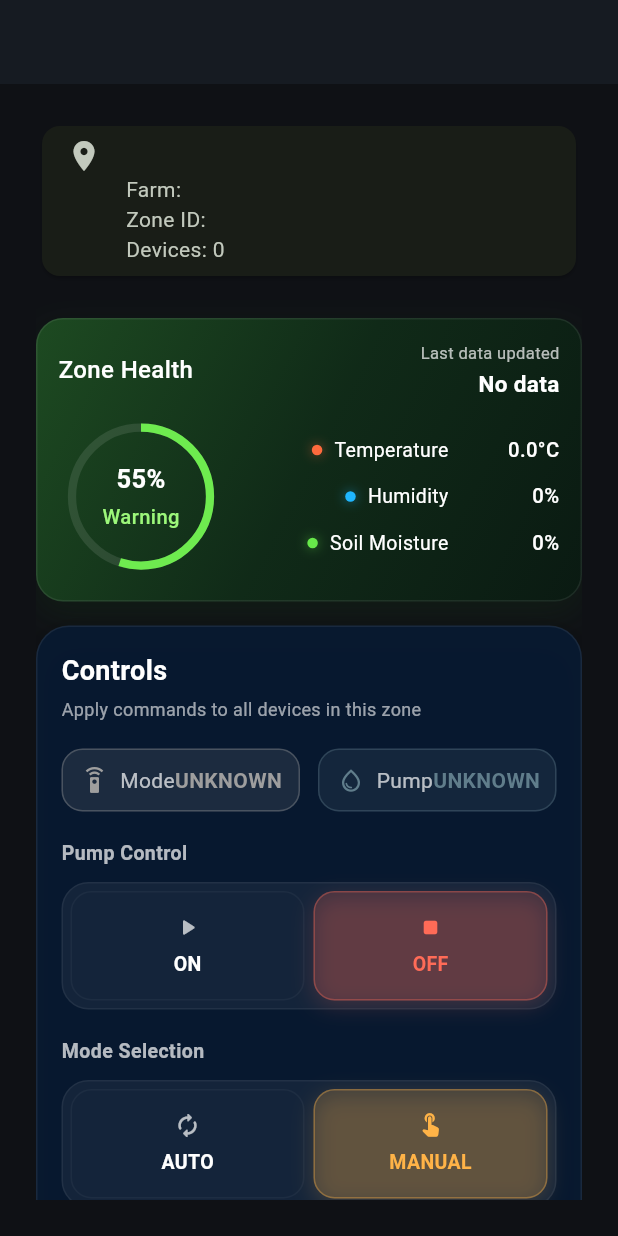
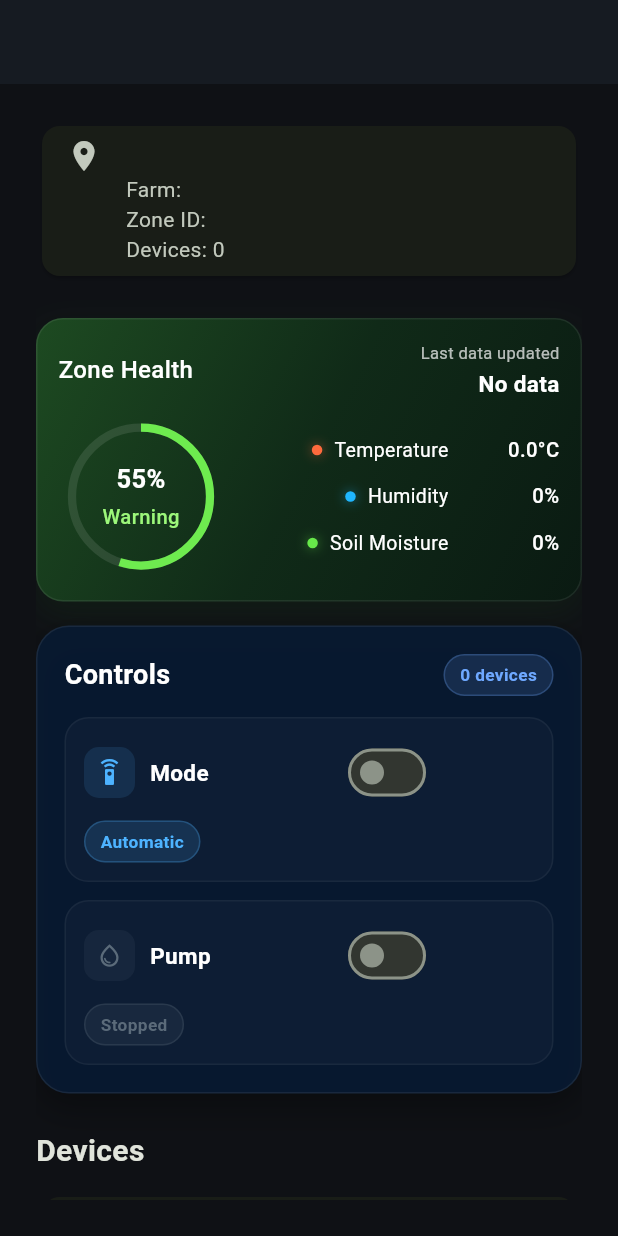
Before and after one commit to akhil7challa/SmartAgriculture_Monitoring, a Flutter app: the ZoneDetailsScreen screen opened directly with empty values, on a phone screen of 412 x 824 dp. Run offline on Flutter 3.47's test engine with Material 3 defaults, Android fonts, the phone set to English and light mode, and no system bars; our stand-ins replace firebase_core, firebase_database, fl_chart, go_router; accounts and stored records are empty.

Commit message:
Made Zone health and devices in one column and controls in another column for better look

```diff
--- a/lib/features/zones/zone_details_screen.dart
+++ b/lib/features/zones/zone_details_screen.dart
@@ -202,6 +202,14 @@ class _ZoneDetailsScreenState extends State<ZoneDetailsScreen> {
         _isApplyingMode = false;
       });
     }
+  }
+
+  Future<void> _toggleMode(bool isManual) async {
+    await _setModeForZone(isManual ? "MANUAL" : "AUTO");
+  }
+
+  Future<void> _togglePump(bool isOn) async {
+    await _setPumpForZone(isOn ? "ON" : "OFF");
   }
 
   Future<void> _startPumpNow() async {
@@ -479,22 +487,11 @@ class _ZoneDetailsScreenState extends State<ZoneDetailsScreen> {
   Color _pumpColor(String pumpStatus) {
     switch (pumpStatus.toUpperCase()) {
       case 'ON':
-        return const Color(0xFF59E36A);
+        return const Color(0xFF4CD964);
       case 'OFF':
-        return Colors.grey;
+        return const Color(0xFF8B94A3);
       default:
-        return Colors.blueGrey;
-    }
-  }
-
-  Color _modeColor(String mode) {
-    switch (mode.toUpperCase()) {
-      case 'AUTO':
-        return const Color(0xFF4DB3FF);
-      case 'MANUAL':
-        return const Color(0xFFFFB347);
-      default:
-        return Colors.grey;
+        return const Color(0xFF5B6B7A);
     }
   }
 
@@ -504,6 +501,7 @@ class _ZoneDetailsScreenState extends State<ZoneDetailsScreen> {
     BorderRadius? radius,
   }) {
     return Container(
+      width: double.infinity,
       padding: padding ?? const EdgeInsets.all(16),
       decoration: BoxDecoration(
         color: const Color(0xFF071A33).withOpacity(0.88),
@@ -523,6 +521,7 @@ class _ZoneDetailsScreenState extends State<ZoneDetailsScreen> {
 
   Widget _greenHealthPanel({required Widget child}) {
     return Container(
+      width: double.infinity,
       padding: const EdgeInsets.all(14),
       decoration: BoxDecoration(
         borderRadius: BorderRadius.circular(18),
@@ -731,145 +730,181 @@ class _ZoneDetailsScreenState extends State<ZoneDetailsScreen> {
     );
   }
 
-  Widget _controlSectionLabel(String title) {
-    return Text(
-      title,
-      style: const TextStyle(
-        color: Colors.white70,
-        fontSize: 13,
-        fontWeight: FontWeight.w600,
-        letterSpacing: 0.3,
+  Widget _buildInfoChip({
+    required String text,
+    required Color color,
+  }) {
+    return Container(
+      padding: const EdgeInsets.symmetric(horizontal: 10, vertical: 5),
+      decoration: BoxDecoration(
+        color: color.withOpacity(0.14),
+        borderRadius: BorderRadius.circular(999),
+        border: Border.all(color: color.withOpacity(0.25)),
       ),
-    );
-  }
-
-  Widget _segmentButton({
-    required String label,
-    required IconData icon,
-    required bool selected,
-    required Color selectedColor,
-    required VoidCallback? onTap,
-    bool loading = false,
-  }) {
-    final bool isDisabled = onTap == null && !loading;
-
-    return InkWell(
-      borderRadius: BorderRadius.circular(14),
-      onTap: loading ? null : onTap,
-      child: AnimatedContainer(
-        duration: const Duration(milliseconds: 220),
-        curve: Curves.easeInOut,
-        padding: const EdgeInsets.symmetric(vertical: 14, horizontal: 10),
-        decoration: BoxDecoration(
-          borderRadius: BorderRadius.circular(14),
-          color: isDisabled
-              ? Colors.white.withOpacity(0.03)
-              : selected
-                  ? selectedColor.withOpacity(0.18)
-                  : Colors.transparent,
-          border: Border.all(
-            color: isDisabled
-                ? Colors.white.withOpacity(0.03)
-                : selected
-                    ? selectedColor.withOpacity(0.35)
-                    : Colors.white.withOpacity(0.04),
-          ),
-          boxShadow: selected && !isDisabled
-              ? [
-                  BoxShadow(
-                    color: selectedColor.withOpacity(0.18),
-                    blurRadius: 12,
-                    offset: const Offset(0, 4),
-                  ),
-                ]
-              : [],
-        ),
-        child: Column(
-          children: [
-            if (loading)
-              SizedBox(
-                height: 18,
-                width: 18,
-                child: CircularProgressIndicator(
-                  strokeWidth: 2,
-                  valueColor: AlwaysStoppedAnimation(
-                    selected ? selectedColor : Colors.white70,
-                  ),
-                ),
-              )
-            else
-              Icon(
-                icon,
-                color: isDisabled
-                    ? Colors.white30
-                    : selected
-                        ? selectedColor
-                        : Colors.white70,
-                size: 18,
-              ),
-            const SizedBox(height: 6),
-            Text(
-              label,
+      child: Text(
+        text,
         style: TextStyle(
-                color: isDisabled
-                    ? Colors.white30
-                    : selected
-                        ? selectedColor
-                        : Colors.white,
-                fontSize: 13,
-                fontWeight: FontWeight.bold,
-              ),
-            ),
-          ],
+          color: color,
+          fontSize: 11.5,
+          fontWeight: FontWeight.w700,
         ),
       ),
     );
   }
 
-  Widget _buildSegmentedToggle({
-    required String leftLabel,
-    required String rightLabel,
-    required String selectedValue,
-    required Color leftColor,
-    required Color rightColor,
-    required VoidCallback? onLeftTap,
-    required VoidCallback? onRightTap,
-    required IconData leftIcon,
-    required IconData rightIcon,
-    bool loading = false,
+  Widget _buildInlineControlSection({
+    required String title,
+    required IconData icon,
+    required Color iconColor,
+    required String status,
+    required bool switchValue,
+    required ValueChanged<bool>? onChanged,
+    required bool loading,
   }) {
+    final bool disabled = onChanged == null && !loading;
+
     return Container(
-      padding: const EdgeInsets.all(5),
+      width: double.infinity,
+      padding: const EdgeInsets.all(12),
       decoration: BoxDecoration(
+        color: Colors.white.withOpacity(0.025),
+        borderRadius: BorderRadius.circular(16),
+        border: Border.all(
           color: Colors.white.withOpacity(0.05),
-        borderRadius: BorderRadius.circular(18),
-        border: Border.all(color: Colors.white.withOpacity(0.06)),
-      ),
-      child: Row(
-        children: [
-          Expanded(
-            child: _segmentButton(
-              label: leftLabel,
-              icon: leftIcon,
-              selected: selectedValue == leftLabel,
-              selectedColor: leftColor,
-              onTap: onLeftTap,
-              loading: loading && selectedValue == leftLabel,
         ),
       ),
-          const SizedBox(width: 6),
+      child: Column(
+        crossAxisAlignment: CrossAxisAlignment.start,
+        mainAxisSize: MainAxisSize.min,
+        children: [
+          Row(
+            children: [
+              Container(
+                width: 34,
+                height: 34,
+                decoration: BoxDecoration(
+                  color: disabled
+                      ? Colors.white.withOpacity(0.05)
+                      : iconColor.withOpacity(0.12),
+                  borderRadius: BorderRadius.circular(10),
+                ),
+                child: Icon(
+                  icon,
+                  color: disabled ? Colors.white38 : iconColor,
+                  size: 18,
+                ),
+              ),
+              const SizedBox(width: 10),
               Expanded(
-            child: _segmentButton(
-              label: rightLabel,
-              icon: rightIcon,
-              selected: selectedValue == rightLabel,
-              selectedColor: rightColor,
-              onTap: onRightTap,
-              loading: loading && selectedValue == rightLabel,
+                child: Text(
+                  title,
+                  style: TextStyle(
+                    color: disabled ? Colors.white54 : Colors.white,
+                    fontSize: 15,
+                    fontWeight: FontWeight.w700,
+                  ),
+                ),
+              ),
+              if (loading)
+                const SizedBox(
+                  height: 18,
+                  width: 18,
+                  child: CircularProgressIndicator(strokeWidth: 2),
+                )
+              else
+                Flexible(
+                  child: FittedBox(
+                    fit: BoxFit.scaleDown,
+                    child: Switch(
+                      value: switchValue,
+                      onChanged: onChanged,
+                      activeColor: iconColor,
+                    ),
                   ),
                 ),
             ],
           ),
+          const SizedBox(height: 8),
+          _buildInfoChip(
+            text: status,
+            color: disabled ? Colors.white38 : iconColor,
+          ),
+        ],
+      ),
+    );
+  }
+
+  Widget _buildControlsHeader() {
+    return Row(
+      children: [
+        const Expanded(
+          child: Text(
+            "Controls",
+            style: TextStyle(
+              color: Colors.white,
+              fontSize: 18,
+              fontWeight: FontWeight.bold,
+            ),
+          ),
+        ),
+        _buildInfoChip(
+          text: "${_devices.length} devices",
+          color: const Color(0xFF6EA8FF),
+        ),
+      ],
+    );
+  }
+
+  Widget _buildIntegratedControlsRow() {
+    final isManual = _zoneMode.toUpperCase() == "MANUAL";
+    final isPumpOn = _zonePump.toUpperCase() == "ON";
+    final isPumpDisabled = _zoneMode.toUpperCase() == "AUTO" || _isApplyingMode;
+
+    return LayoutBuilder(
+      builder: (context, constraints) {
+        final wide = constraints.maxWidth > 700;
+
+        final modeSection = _buildInlineControlSection(
+          title: "Mode",
+          icon: Icons.settings_remote,
+          iconColor:
+              isManual ? const Color(0xFFFFB347) : const Color(0xFF4DB3FF),
+          status: isManual ? "Manual" : "Automatic",
+          switchValue: isManual,
+          onChanged: _isApplyingMode ? null : _toggleMode,
+          loading: _isApplyingMode,
+        );
+
+        final pumpSection = _buildInlineControlSection(
+          title: "Pump",
+          icon: Icons.water_drop_outlined,
+          iconColor: _pumpColor(_zonePump),
+          status: isPumpOn ? "Running" : "Stopped",
+          switchValue: isPumpOn,
+          onChanged: isPumpDisabled ? null : _togglePump,
+          loading: _isApplyingPump,
+        );
+
+        if (wide) {
+          return Row(
+            crossAxisAlignment: CrossAxisAlignment.start,
+            children: [
+              Expanded(child: modeSection),
+              const SizedBox(width: 12),
+              Expanded(child: pumpSection),
+            ],
+          );
+        }
+
+        return Column(
+          crossAxisAlignment: CrossAxisAlignment.stretch,
+          children: [
+            modeSection,
+            const SizedBox(height: 12),
+            pumpSection,
+          ],
+        );
+      },
     );
   }
 
@@ -920,7 +955,14 @@ class _ZoneDetailsScreenState extends State<ZoneDetailsScreen> {
   Widget _buildManualScheduleCard() {
     final localizations = MaterialLocalizations.of(context);
 
-    return _glassPanel(
+    return Container(
+      width: double.infinity,
+      padding: const EdgeInsets.all(16),
+      decoration: BoxDecoration(
+        color: Colors.white.withOpacity(0.025),
+        borderRadius: BorderRadius.circular(18),
+        border: Border.all(color: Colors.white.withOpacity(0.05)),
+      ),
       child: Column(
         crossAxisAlignment: CrossAxisAlignment.start,
         children: [
@@ -928,19 +970,19 @@ class _ZoneDetailsScreenState extends State<ZoneDetailsScreen> {
             "Schedule Watering",
             style: TextStyle(
               color: Colors.white,
-              fontSize: 18,
+              fontSize: 17,
               fontWeight: FontWeight.bold,
             ),
           ),
           const SizedBox(height: 4),
           const Text(
-            "Set when the pump should start and how long it should stay ON",
+            "Set when the pump should start and how long it should stay running",
             style: TextStyle(
               color: Colors.white60,
               fontSize: 12,
             ),
           ),
-          const SizedBox(height: 18),
+          const SizedBox(height: 16),
           _scheduleTile(
             title: "Start Time",
             value: _startTime == null
@@ -951,7 +993,7 @@ class _ZoneDetailsScreenState extends State<ZoneDetailsScreen> {
           ),
           const SizedBox(height: 10),
           _scheduleTile(
-            title: "Duration ON",
+            title: "Run Duration",
             value: _formatDuration(_pumpOnDuration),
             icon: Icons.play_circle_outline,
             onTap: _pickOnDuration,
@@ -971,7 +1013,7 @@ class _ZoneDetailsScreenState extends State<ZoneDetailsScreen> {
                 style: TextStyle(color: Colors.white),
               ),
               subtitle: const Text(
-                "Enable this schedule every day",
+                "Run this schedule every day",
                 style: TextStyle(color: Colors.white60),
               ),
               value: _repeatDaily,
@@ -1017,7 +1059,7 @@ class _ZoneDetailsScreenState extends State<ZoneDetailsScreen> {
                 ),
                 const SizedBox(height: 6),
                 Text(
-                  "ON for ${_formatDuration(_pumpOnDuration)} • Then turns OFF until next start time",
+                  "Runs for ${_formatDuration(_pumpOnDuration)} before stopping automatically",
                   style: const TextStyle(
                     color: Colors.white60,
                     fontSize: 12,
@@ -1077,159 +1119,17 @@ class _ZoneDetailsScreenState extends State<ZoneDetailsScreen> {
   }
 
   Widget _buildControlsCard() {
-    final bool isPumpControlDisabled =
-        _zoneMode.toUpperCase() == "AUTO" || _isApplyingMode;
-
     return _glassPanel(
+      padding: const EdgeInsets.all(18),
       child: Column(
         crossAxisAlignment: CrossAxisAlignment.start,
+        mainAxisSize: MainAxisSize.min,
         children: [
-          const Text(
-            "Controls",
-            style: TextStyle(
-              color: Colors.white,
-              fontSize: 18,
-              fontWeight: FontWeight.bold,
-            ),
-          ),
-          const SizedBox(height: 4),
-          const Text(
-            "Apply commands to all devices in this zone",
-            style: TextStyle(
-              color: Colors.white60,
-              fontSize: 12,
-            ),
-          ),
-          const SizedBox(height: 18),
-          Row(
-            children: [
-              Expanded(
-                child: Container(
-                  padding:
-                      const EdgeInsets.symmetric(horizontal: 12, vertical: 10),
-                  decoration: BoxDecoration(
-                    color: _modeColor(_zoneMode).withOpacity(0.14),
-                    borderRadius: BorderRadius.circular(14),
-                    border: Border.all(
-                      color: _modeColor(_zoneMode).withOpacity(0.35),
-                    ),
-                  ),
-                  child: Row(
-                    children: [
-                      Icon(
-                        Icons.settings_remote,
-                        color: _modeColor(_zoneMode),
-                        size: 18,
-                      ),
-                      const SizedBox(width: 8),
-                      const Text(
-                        "Mode",
-                        style: TextStyle(color: Colors.white70),
-                      ),
-                      const Spacer(),
-                      Text(
-                        _zoneMode,
-                        style: TextStyle(
-                          color: _modeColor(_zoneMode),
-                          fontWeight: FontWeight.bold,
-                        ),
-                      ),
-                    ],
-                  ),
-                ),
-              ),
-              const SizedBox(width: 12),
-              Expanded(
-                child: Container(
-                  padding:
-                      const EdgeInsets.symmetric(horizontal: 12, vertical: 10),
-                  decoration: BoxDecoration(
-                    color: _pumpColor(_zonePump).withOpacity(0.14),
-                    borderRadius: BorderRadius.circular(14),
-                    border: Border.all(
-                      color: _pumpColor(_zonePump).withOpacity(0.35),
-                    ),
-                  ),
-                  child: Row(
-                    children: [
-                      Icon(
-                        Icons.water_drop_outlined,
-                        color: _pumpColor(_zonePump),
-                        size: 18,
-                      ),
-                      const SizedBox(width: 8),
-                      const Text(
-                        "Pump",
-                        style: TextStyle(color: Colors.white70),
-                      ),
-                      const Spacer(),
-                      Text(
-                        _zonePump,
-                        style: TextStyle(
-                          color: _pumpColor(_zonePump),
-                          fontWeight: FontWeight.bold,
-                        ),
-                      ),
-                    ],
-                  ),
-                ),
-              ),
-            ],
-          ),
-          const SizedBox(height: 18),
-          _controlSectionLabel("Pump Control"),
-          const SizedBox(height: 10),
-          if (isPumpControlDisabled)
-            const Padding(
-              padding: EdgeInsets.only(bottom: 8),
-              child: Text(
-                "Pump control is disabled in AUTO mode",
-                style: TextStyle(
-                  color: Colors.white54,
-                  fontSize: 12,
-                ),
-              ),
-            ),
-          _buildSegmentedToggle(
-            leftLabel: "ON",
-            rightLabel: "OFF",
-            selectedValue: _zonePump.toUpperCase() == "ON" ? "ON" : "OFF",
-            leftColor: const Color(0xFF2BCB5A),
-            rightColor: const Color(0xFFFF6B57),
-            onLeftTap:
-                isPumpControlDisabled ? null : () => _setPumpForZone("ON"),
-            onRightTap:
-                isPumpControlDisabled ? null : () => _setPumpForZone("OFF"),
-            leftIcon: Icons.play_arrow_rounded,
-            rightIcon: Icons.stop_rounded,
-            loading: _isApplyingPump,
-          ),
-          const SizedBox(height: 18),
-          _controlSectionLabel("Mode Selection"),
-          const SizedBox(height: 10),
-          _buildSegmentedToggle(
-            leftLabel: "AUTO",
-            rightLabel: "MANUAL",
-            selectedValue:
-                _zoneMode.toUpperCase() == "AUTO" ? "AUTO" : "MANUAL",
-            leftColor: const Color(0xFF338DFF),
-            rightColor: const Color(0xFFFFB347),
-            onLeftTap: () => _setModeForZone("AUTO"),
-            onRightTap: () => _setModeForZone("MANUAL"),
-            leftIcon: Icons.autorenew_rounded,
-            rightIcon: Icons.touch_app_rounded,
-            loading: _isApplyingMode,
-          ),
-          const SizedBox(height: 18),
-          Text(
-            "Devices in zone: ${_devices.length}",
-            style: const TextStyle(
-              color: Colors.white70,
-              fontSize: 12,
-            ),
-          ),
+          _buildControlsHeader(),
+          const SizedBox(height: 14),
+          _buildIntegratedControlsRow(),
           if (_zoneMode.toUpperCase() == "MANUAL") ...[
-            const SizedBox(height: 18),
+            const SizedBox(height: 16),
             _buildManualScheduleCard(),
           ],
         ],
@@ -1263,13 +1163,8 @@ class _ZoneDetailsScreenState extends State<ZoneDetailsScreen> {
       builder: (context, constraints) {
         int crossAxisCount = 1;
 
-        if (constraints.maxWidth > 700) {
-          crossAxisCount = 2;
-        }
-
-        if (constraints.maxWidth > 1100) {
-          crossAxisCount = 3;
-        }
+        if (constraints.maxWidth > 700) crossAxisCount = 2;
+        if (constraints.maxWidth > 1100) crossAxisCount = 3;
 
         return GridView.builder(
           shrinkWrap: true,
@@ -1334,29 +1229,58 @@ class _ZoneDetailsScreenState extends State<ZoneDetailsScreen> {
     );
   }
 
-  Widget _buildTopSection() {
+  Widget _buildDevicesSection() {
+    return Column(
+      crossAxisAlignment: CrossAxisAlignment.start,
+      children: [
+        const Text(
+          "Devices",
+          style: TextStyle(
+            fontSize: 20,
+            fontWeight: FontWeight.bold,
+          ),
+        ),
+        const SizedBox(height: 12),
+        _buildDeviceGrid(),
+      ],
+    );
+  }
+
+  Widget _buildMainContent() {
     return LayoutBuilder(
       builder: (context, constraints) {
-        final isWide = constraints.maxWidth > 900;
+        final isWide = constraints.maxWidth > 1100;
 
         if (isWide) {
-          return IntrinsicHeight(
-            child: Row(
+          return Row(
+            crossAxisAlignment: CrossAxisAlignment.start,
+            children: [
+              Expanded(
+                child: Column(
                   crossAxisAlignment: CrossAxisAlignment.stretch,
                   children: [
-                Expanded(child: _buildFarmHealthCard()),
-                const SizedBox(width: 16),
-                Expanded(child: _buildControlsCard()),
+                    _buildFarmHealthCard(),
+                    const SizedBox(height: 16),
+                    _buildDevicesSection(),
                   ],
                 ),
+              ),
+              const SizedBox(width: 16),
+              Expanded(
+                child: _buildControlsCard(),
+              ),
+            ],
           );
         }
 
         return Column(
+          crossAxisAlignment: CrossAxisAlignment.stretch,
           children: [
             _buildFarmHealthCard(),
             const SizedBox(height: 16),
             _buildControlsCard(),
+            const SizedBox(height: 24),
+            _buildDevicesSection(),
           ],
         );
       },
@@ -1377,17 +1301,7 @@ class _ZoneDetailsScreenState extends State<ZoneDetailsScreen> {
                 children: [
                   _buildZoneInfoCard(),
                   const SizedBox(height: 24),
-                  _buildTopSection(),
-                  const SizedBox(height: 24),
-                  const Text(
-                    "Devices",
-                    style: TextStyle(
-                      fontSize: 20,
-                      fontWeight: FontWeight.bold,
-                    ),
-                  ),
-                  const SizedBox(height: 12),
-                  _buildDeviceGrid(),
+                  _buildMainContent(),
                 ],
               ),
             ),
```
Lines whose indentation alone changed are shown as unchanged.
